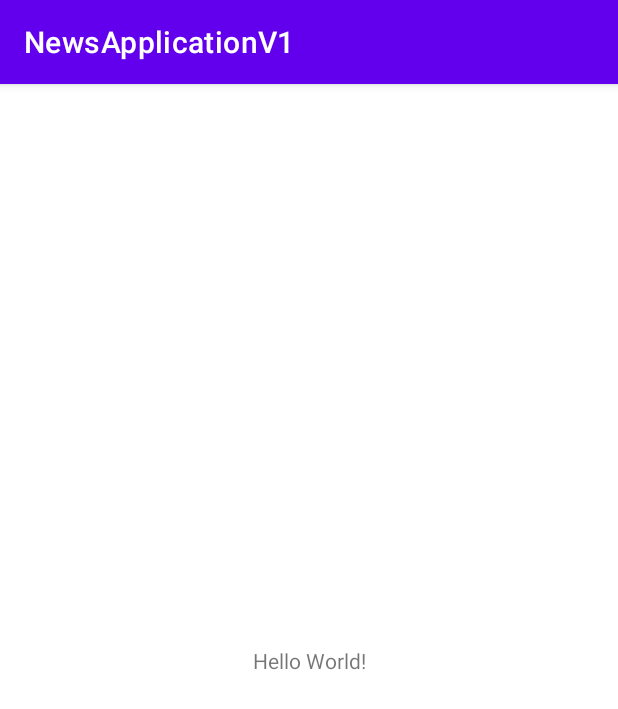
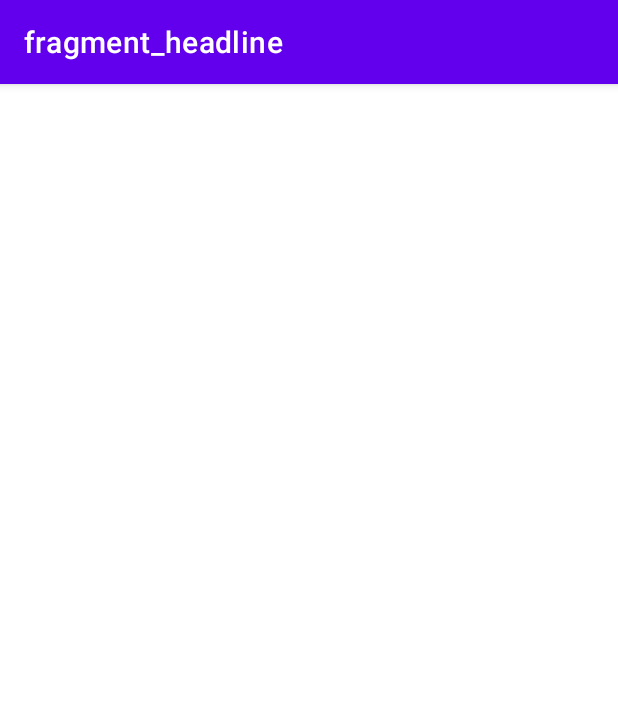
Before and after one commit to bajpaiNikhil/NewsApplicationV1, an Android app: the screen it shows after launch (MainActivity), on a phone screen of 412 x 824 dp. Shown: the top 709 px of the screen. Run offline under Robolectric (Android 15) with nearby library versions, the phone set to English and light mode, and no system bars; our stand-ins replace navigation-ui.

Commit message:
day 1 - setUp to hit top headlines api

```diff
--- a/app/build.gradle
+++ b/app/build.gradle
@@ -37,6 +37,12 @@ dependencies {
     implementation 'androidx.appcompat:appcompat:1.3.1'
     implementation 'com.google.android.material:material:1.4.0'
     implementation 'androidx.constraintlayout:constraintlayout:2.1.0'
+    implementation 'androidx.legacy:legacy-support-v4:1.0.0'
+    implementation 'androidx.navigation:navigation-fragment-ktx:2.3.5'
+    implementation 'androidx.navigation:navigation-ui-ktx:2.3.5'
+    implementation 'com.squareup.retrofit2:converter-gson:2.9.0'
+    implementation 'com.squareup.retrofit2:retrofit:2.9.0'
+    implementation 'com.github.bumptech.glide:glide:4.12.0'
     testImplementation 'junit:junit:4.+'
     androidTestImplementation 'androidx.test.ext:junit:1.1.3'
     androidTestImplementation 'androidx.test.espresso:espresso-core:3.4.0'
--- a/app/src/main/AndroidManifest.xml
+++ b/app/src/main/AndroidManifest.xml
@@ -1,6 +1,8 @@
 <?xml version="1.0" encoding="utf-8"?>
 <manifest xmlns:android="http://schemas.android.com/apk/res/android"
     package="com.example.newsapplicationv1">
+
+    <uses-permission android:name="android.permission.INTERNET"/>
 
     <application
         android:allowBackup="true"
--- /dev/null
+++ b/app/src/main/java/com/example/newsapplicationv1/HeadlineFragment.kt
@@ -0,0 +1,59 @@
+package com.example.newsapplicationv1
+
+import android.os.Bundle
+import android.util.Log
+import androidx.fragment.app.Fragment
+import android.view.LayoutInflater
+import android.view.View
+import android.view.ViewGroup
+import retrofit2.Call
+import retrofit2.Callback
+import retrofit2.Response
+
+class HeadlineFragment : Fragment() {
+
+
+    override fun onCreate(savedInstanceState: Bundle?) {
+        super.onCreate(savedInstanceState)
+        arguments?.let {
+        }
+    }
+
+    override fun onCreateView(
+        inflater: LayoutInflater, container: ViewGroup?,
+        savedInstanceState: Bundle?
+    ): View? {
+        // Inflate the layout for this fragment
+        val view = inflater.inflate(R.layout.fragment_headline, container, false)
+
+        return view
+    }
+
+    override fun onViewCreated(view: View, savedInstanceState: Bundle?) {
+        super.onViewCreated(view, savedInstanceState)
+
+        getNews()
+    }
+
+    private fun getNews() {
+        val apiKey = "YourApi key"
+        val request = newsApiHit.getNewsInstance().getHeadlines("in" , apiKey)
+        request.enqueue(NewsCallBack())
+
+    }
+
+    inner class NewsCallBack : Callback<Headline> {
+        override fun onResponse(call: Call<Headline>, response: Response<Headline>) {
+            Log.d("HeadLine" , "news are ${response.body()}")
+            if(response.isSuccessful){
+                Log.d("HeadLine" , "news are ${response.body()}" )
+            }
+        }
+
+        override fun onFailure(call: Call<Headline>, t: Throwable) {
+            Log.d("HeadLineii" , "news are ${t.message}" )
+        }
+
+    }
+
+}
--- a/app/src/main/java/com/example/newsapplicationv1/MainActivity.kt
+++ b/app/src/main/java/com/example/newsapplicationv1/MainActivity.kt
@@ -2,10 +2,23 @@ package com.example.newsapplicationv1
 
 import androidx.appcompat.app.AppCompatActivity
 import android.os.Bundle
+import androidx.navigation.NavController
+import androidx.navigation.findNavController
+import androidx.navigation.ui.setupActionBarWithNavController
 
 class MainActivity : AppCompatActivity() {
+    private lateinit var navController: NavController
+
     override fun onCreate(savedInstanceState: Bundle?) {
         super.onCreate(savedInstanceState)
         setContentView(R.layout.activity_main)
+
+        navController = findNavController(R.id.fragmentContainerView)
+        setupActionBarWithNavController(navController)
+
+    }
+
+    override fun onSupportNavigateUp(): Boolean {
+        return navController.navigateUp() || super.onSupportNavigateUp()
     }
 }
--- /dev/null
+++ b/app/src/main/java/com/example/newsapplicationv1/newsApiHit.kt
@@ -0,0 +1,35 @@
+package com.example.newsapplicationv1
+
+
+import retrofit2.Call
+import retrofit2.Retrofit
+import retrofit2.converter.gson.GsonConverterFactory
+import retrofit2.http.GET
+import retrofit2.http.Query
+
+
+//https://newsapi.org/v2/top-headlines?country=us&apiKey=API_KEY
+
+
+interface newsApiHit {
+
+    @GET("top-headlines")
+    fun getHeadlines(@Query("country") country : String ,@Query("apiKey") key :String) : Call<Headline>
+
+    companion object{
+        private val BASE_URL = "https://newsapi.org/v2/"
+
+        fun getNewsInstance() : newsApiHit{
+            val builder = Retrofit.Builder()
+            builder.baseUrl(BASE_URL)
+            builder.addConverterFactory(GsonConverterFactory.create())
+
+            val retrofitObj = builder.build()
+
+            return retrofitObj.create(newsApiHit::class.java)
+
+        }
+    }
+
+
+}
--- a/app/src/main/res/layout/activity_main.xml
+++ b/app/src/main/res/layout/activity_main.xml
@@ -6,13 +6,16 @@
     android:layout_height="match_parent"
     tools:context=".MainActivity">
 
-    <TextView
-        android:layout_width="wrap_content"
-        android:layout_height="wrap_content"
-        android:text="Hello World!"
+    <fragment
+        android:id="@+id/fragmentContainerView"
+        android:name="androidx.navigation.fragment.NavHostFragment"
+        android:layout_width="409dp"
+        android:layout_height="729dp"
+        android:layout_marginBottom="2dp"
+        app:defaultNavHost="true"
         app:layout_constraintBottom_toBottomOf="parent"
-        app:layout_constraintLeft_toLeftOf="parent"
-        app:layout_constraintRight_toRightOf="parent"
-        app:layout_constraintTop_toTopOf="parent" />
-
+        app:layout_constraintEnd_toEndOf="parent"
+        app:layout_constraintStart_toStartOf="parent"
+        app:layout_constraintTop_toTopOf="parent"
+        app:navGraph="@navigation/my_nav" />
 </androidx.constraintlayout.widget.ConstraintLayout>
--- /dev/null
+++ b/app/src/main/res/layout/fragment_headline.xml
@@ -0,0 +1,7 @@
+<?xml version="1.0" encoding="utf-8"?>
+<androidx.constraintlayout.widget.ConstraintLayout xmlns:android="http://schemas.android.com/apk/res/android"
+    xmlns:app="http://schemas.android.com/apk/res-auto"
+    xmlns:tools="http://schemas.android.com/tools"
+    android:layout_width="match_parent"
+    android:layout_height="match_parent"
+    tools:context=".HeadlineFragment" />
--- /dev/null
+++ b/app/src/main/res/navigation/my_nav.xml
@@ -0,0 +1,13 @@
+<?xml version="1.0" encoding="utf-8"?>
+<navigation xmlns:android="http://schemas.android.com/apk/res/android"
+    xmlns:app="http://schemas.android.com/apk/res-auto"
+    xmlns:tools="http://schemas.android.com/tools"
+    android:id="@+id/my_nav"
+    app:startDestination="@id/headlineFragment">
+
+    <fragment
+        android:id="@+id/headlineFragment"
+        android:name="com.example.newsapplicationv1.HeadlineFragment"
+        android:label="fragment_headline"
+        tools:layout="@layout/fragment_headline" />
+</navigation>
--- a/app/src/main/res/values/strings.xml
+++ b/app/src/main/res/values/strings.xml
@@ -1,3 +1,5 @@
 <resources>
     <string name="app_name">NewsApplicationV1</string>
+    <!-- TODO: Remove or change this placeholder text -->
+    <string name="hello_blank_fragment">Hello blank fragment</string>
 </resources>
--- a/build.gradle
+++ b/build.gradle
@@ -6,7 +6,7 @@ buildscript {
     }
     dependencies {
         classpath "com.android.tools.build:gradle:7.0.2"
-        classpath "org.jetbrains.kotlin:kotlin-gradle-plugin:1.5.30"
+        classpath 'org.jetbrains.kotlin:kotlin-gradle-plugin:1.5.31'
 
         // NOTE: Do not place your application dependencies here; they belong
         // in the individual module build.gradle files
```
Also changed, not shown: app/src/main/java/com/example/newsapplicationv1/NewsDataClass.kt (added, +15 -0 lines), app/src/main/res/layout/headline_item.xml (added, +11 -0 lines).
